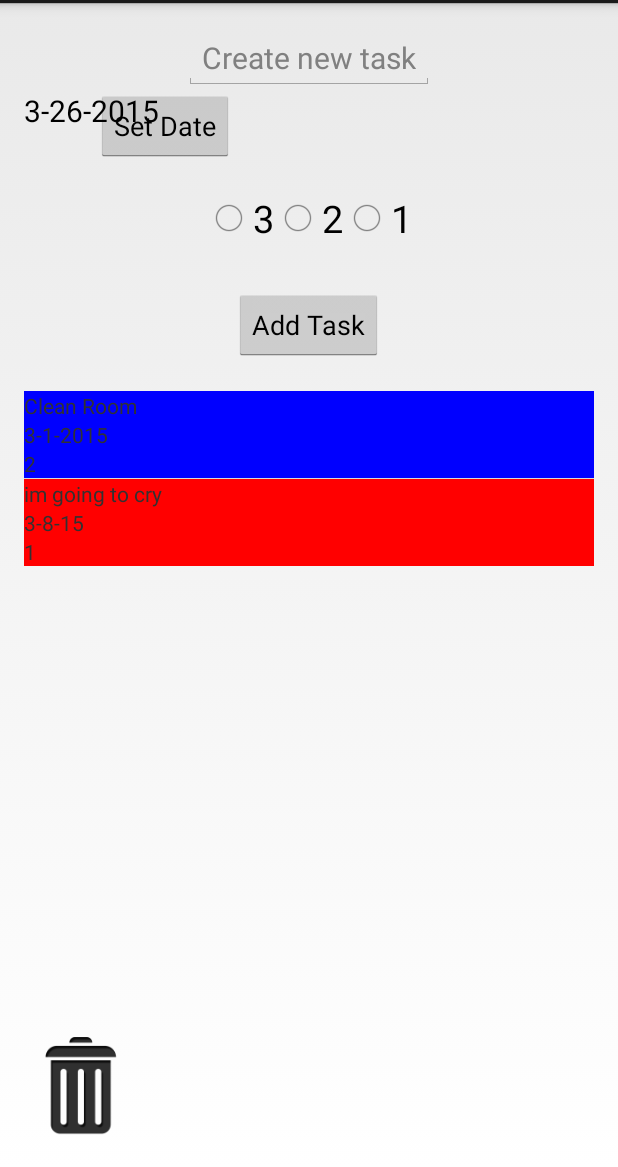
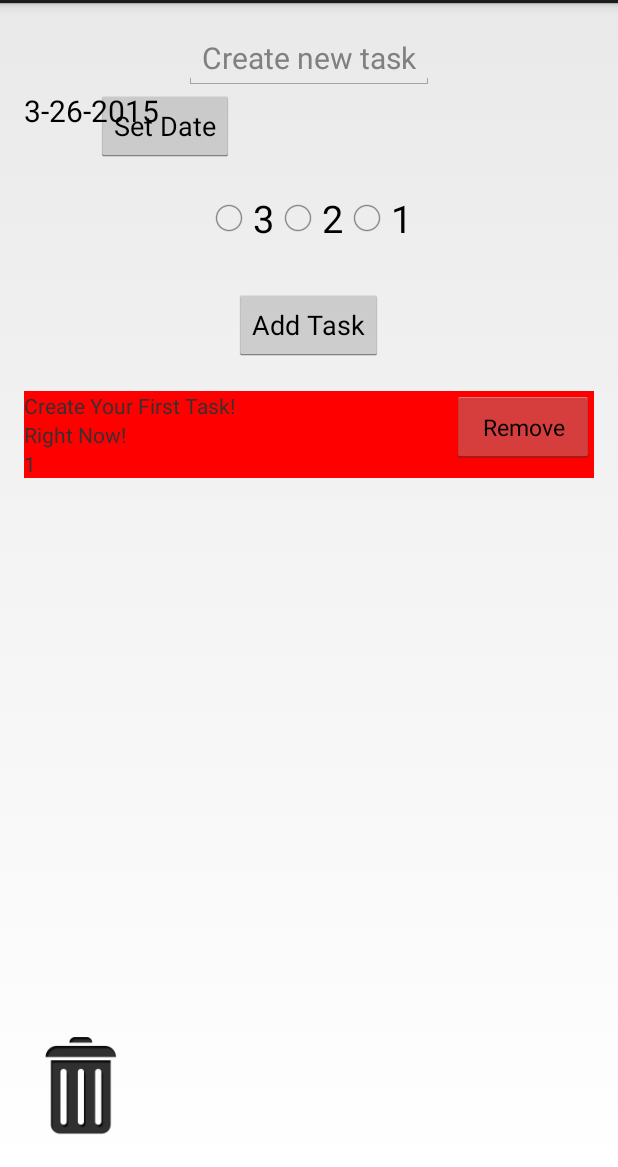
Before and after one commit to shoeallreadyknow/SupremeAATodo, an Android app: the screen it shows after launch (TodoActivity), on a phone screen of 412 x 824 dp, the part 69-1236 px from its top. Run offline under Robolectric (Android 15) with nearby library versions, the light colour scheme and no system bars.

Commit message:
-Fixed data saving error -Added welcome message -New list item layout design

```diff
--- a/app/src/main/assets/JSON/taskdata.json
+++ b/app/src/main/assets/JSON/taskdata.json
@@ -1,4 +1,3 @@
 [
-    {"title":"Clean Room","date":"3-1-2015","priority": "2"},
-    {"title":"im going to cry", "date":"3-8-15", "priority": "1"}
+    {"title":"Create Your First Task!","date":"Right Now!","priority": "1"},
 ]
--- a/app/src/main/java/android/supremeaa/todo/Controller/TaskSerializer.java
+++ b/app/src/main/java/android/supremeaa/todo/Controller/TaskSerializer.java
@@ -7,12 +7,18 @@ import org.json.JSONArray;
 import org.json.JSONException;
 import org.json.JSONObject;
 
+import java.io.BufferedOutputStream;
 import java.io.BufferedReader;
+import java.io.BufferedWriter;
+import java.io.File;
 import java.io.FileInputStream;
 import java.io.FileOutputStream;
+import java.io.FileWriter;
 import java.io.IOException;
 import java.io.InputStream;
 import java.io.InputStreamReader;
+import java.io.OutputStream;
+import java.io.OutputStreamWriter;
 import java.util.ArrayList;
 import java.util.List;
 
@@ -26,12 +32,48 @@ public class TaskSerializer {
      *          assets folder.
      * @return JSONArray jsonArray parsed from taskdata.json file.
      */
+    public static JSONArray parseJSONFromFile(Context appContext) {
+        JSONArray jsonArray = null;
+        InputStream is = null;
+
+        try {
+            if(appContext.openFileInput("taskdata.json") != null) {
+                is = appContext.openFileInput("taskdata.json");
+            } else {
+                OutputStreamWriter outputStreamWriter = new OutputStreamWriter(appContext.openFileOutput("taskdata.json", Context.MODE_PRIVATE));
+                outputStreamWriter.write("");
+                outputStreamWriter.close();
+
+                return null;
+            }
+        } catch (IOException e) {
+            e.printStackTrace();
+        }
+
+        BufferedReader reader = new BufferedReader(new InputStreamReader(is));
+        StringBuilder stringBuilder = new StringBuilder();
+
+        String string;
+
+        try {
+            while((string = reader.readLine()) !=null) stringBuilder.append(string);
+        } catch (IOException e) {
+            e.printStackTrace();
+        }
+        try {
+            jsonArray = new JSONArray(stringBuilder.toString());
+        } catch (JSONException e) {
+            e.printStackTrace();
+        }
+
+        return jsonArray;
+    }
     public static JSONArray parseJSONFromAsset(Context appContext) {
         JSONArray jsonArray = null;
         InputStream is = null;
 
         try {
-            is = appContext.getAssets().open("JSON/taskdata.json");;
+            is = appContext.getAssets().open("JSON/taskdata.json");
         } catch (IOException e) {
             e.printStackTrace();
         }
@@ -106,9 +148,10 @@ public class TaskSerializer {
     }
     public static boolean saveAppJSONFile( Context appContext, final String json ){
         try{
-            final FileOutputStream fos = appContext.openFileOutput("taskdata.json",Context.MODE_PRIVATE);
-            fos.write( json.getBytes() );
-            fos.close();
+            OutputStreamWriter outputStreamWriter = new OutputStreamWriter(appContext.openFileOutput("taskdata.json", Context.MODE_PRIVATE));
+            outputStreamWriter.write(json);
+            outputStreamWriter.close();
+
             return true;
         }
         catch(IOException e){
--- a/app/src/main/java/android/supremeaa/todo/Model/TaskAdapter.java
+++ b/app/src/main/java/android/supremeaa/todo/Model/TaskAdapter.java
@@ -36,7 +36,7 @@ public class TaskAdapter extends  ArrayAdapter<Task>{
         if(view == null){
             LayoutInflater layoutInflater;
             layoutInflater = LayoutInflater.from(getContext());
-            view = layoutInflater.inflate(R.layout.center_layout, null);
+            view = layoutInflater.inflate(R.layout.list_item, null);
 
             title = (TextView)view.findViewById(R.id.title);
             date = (TextView)view.findViewById(R.id.date);
@@ -59,6 +59,8 @@ public class TaskAdapter extends  ArrayAdapter<Task>{
                 view.setBackgroundColor(Color.RED);
             }else if(task.getPriority().equalsIgnoreCase("2")){
                 view.setBackgroundColor(Color.BLUE);
+            } else if(task.getPriority().equalsIgnoreCase("3")){
+                view.setBackgroundColor(Color.WHITE);
             }
         }
 
--- a/app/src/main/java/android/supremeaa/todo/TodoActivity.java
+++ b/app/src/main/java/android/supremeaa/todo/TodoActivity.java
@@ -5,7 +5,9 @@ import android.app.DatePickerDialog;
 import android.app.Dialog;
 import android.content.Context;
 import android.content.Intent;
+import android.content.SharedPreferences;
 import android.os.Bundle;
+import android.preference.PreferenceManager;
 import android.supremeaa.todo.Controller.TaskSerializer;
 import android.supremeaa.todo.Model.Task;
 import android.supremeaa.todo.Model.TaskAdapter;
@@ -59,8 +61,16 @@ public class TodoActivity extends Activity  {
         setContentView(R.layout.todo_loadout);
 
         TodoActivity.context = getApplicationContext();
-        JSONArray jsonArray = TaskSerializer.parseJSONFromAsset(TodoActivity.context);
-        taskList = TaskSerializer.toTaskList(jsonArray);
+        SharedPreferences prefs = PreferenceManager.getDefaultSharedPreferences(this);
+        if(!prefs.getBoolean("firstTime", false)) {
+            TaskSerializer.saveAppJSONFile(context, TaskSerializer.parseJSONFromAsset(context));
+
+            SharedPreferences.Editor editor = prefs.edit();
+            editor.putBoolean("firstTime", true);
+            editor.commit();
+        }
+        JSONArray jsonArray = TaskSerializer.parseJSONFromFile(TodoActivity.context);
+            taskList = TaskSerializer.toTaskList(jsonArray);
 
         editText = (EditText)findViewById(R.id.editText);
         display = (TextView) findViewById(R.id.display);
--- a/app/src/main/res/layout/center_layout.xml
+++ /dev/null
@@ -1,26 +0,0 @@
-<?xml version="1.0" encoding="utf-8"?>
-
-<LinearLayout xmlns:android="http://schemas.android.com/apk/res/android"
-    android:orientation="vertical"
-    android:layout_width="match_parent"
-    android:layout_height="match_parent">
-
-    <TextView
-        android:id="@+id/title"
-        android:text=""
-        android:layout_height="wrap_content"
-        android:layout_width="wrap_content"
-        android:layout_centerHorizontal="true"/>
-    <TextView
-        android:id="@+id/date"
-        android:text=""
-        android:layout_height="wrap_content"
-        android:layout_width="wrap_content"
-        android:layout_centerHorizontal="true"/>
-    <TextView
-        android:id="@+id/priority"
-        android:text=""
-        android:layout_height="wrap_content"
-        android:layout_width="wrap_content"
-        android:layout_centerHorizontal="true"/>
-</LinearLayout>
--- a/app/src/main/res/layout/list_item.xml
+++ b/app/src/main/res/layout/list_item.xml
@@ -7,20 +7,45 @@
     android:layout_height="match_parent"
     android:background="@color/white">
 
+    <LinearLayout
+        android:orientation="horizontal"
+        android:layout_width="fill_parent"
+        android:layout_height="fill_parent"
+        android:weightSum="2">
+
+        <LinearLayout
+            android:orientation="vertical"
+            android:layout_width="fill_parent"
+            android:layout_height="wrap_content"
+            android:layout_weight=".5"
+            android:layout_gravity="left">
 
             <TextView
                 android:id="@+id/title"
-        android:text=""
+                android:text="Title"
                 android:layout_width="wrap_content"
                 android:layout_height="wrap_content" />
+
             <TextView
                 android:id="@+id/date"
-        android:text=""
+                android:text="Date"
                 android:layout_width="wrap_content"
                 android:layout_height="wrap_content" />
+
             <TextView
                 android:id="@+id/priority"
-        android:text=""
+                android:text="priority"
                 android:layout_width="wrap_content"
                 android:layout_height="wrap_content" />
         </LinearLayout>
+
+        <Button
+            android:id="@+id/deleteButton"
+            android:text="Remove"
+            android:layout_width="fill_parent"
+            android:layout_height="wrap_content"
+            android:layout_weight="1.5"
+            android:textSize="15dp" />
+    </LinearLayout>
+
+</LinearLayout>
```
Lines whose indentation alone changed are shown as unchanged.
